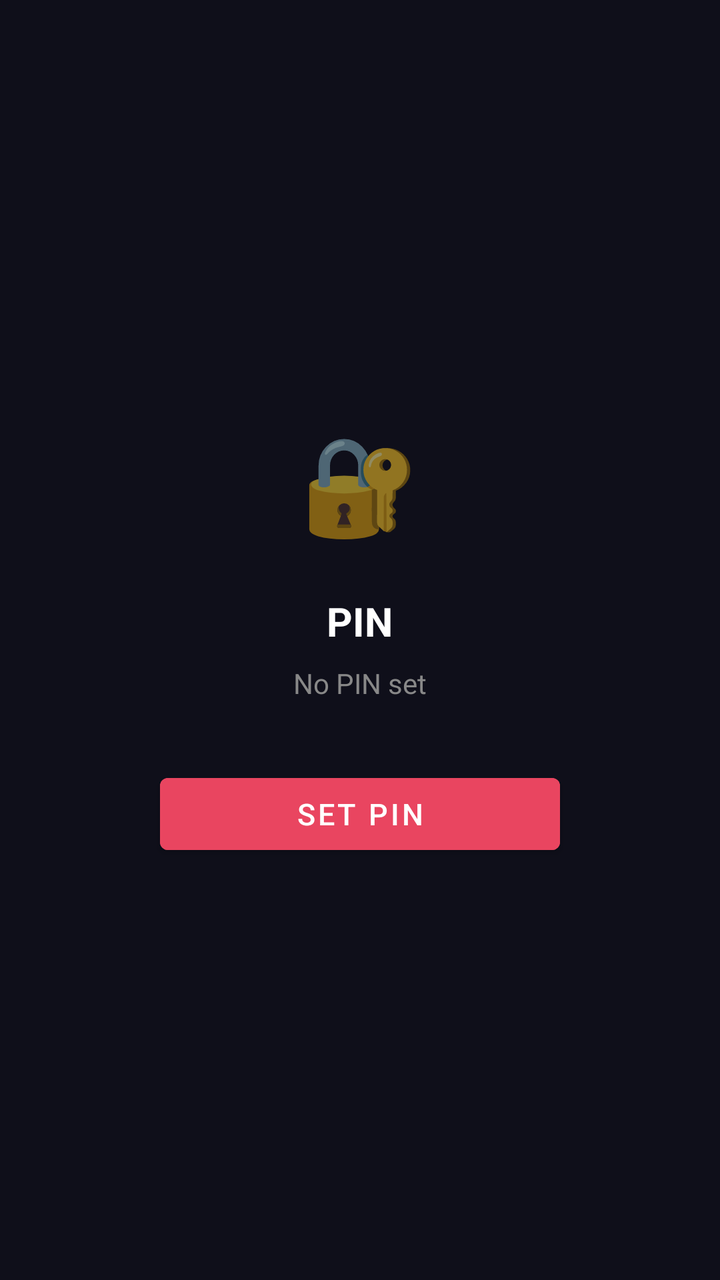
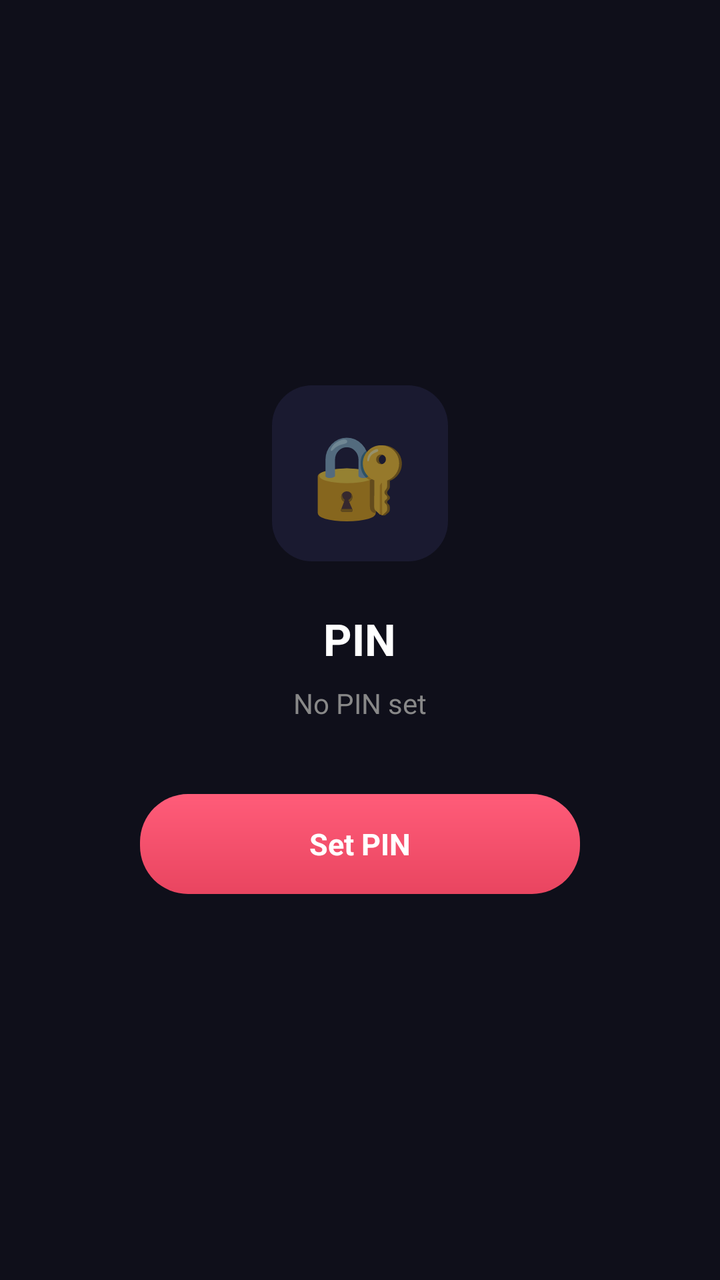

Two renders of the same Android screen: before a commit and after it. Below are the layout's source before the change and the commit's diff.
<!-- AndroidManifest.xml: application theme Theme.ITNSecureBrowser -->
<!-- res/layout/fragment_pin.xml -->
<?xml version="1.0" encoding="utf-8"?>
<LinearLayout xmlns:android="http://schemas.android.com/apk/res/android"
    android:layout_width="match_parent"
    android:layout_height="match_parent"
    android:orientation="vertical"
    android:gravity="center"
    android:padding="32dp"
    android:background="#0F0F1A">

    <TextView
        android:layout_width="wrap_content"
        android:layout_height="wrap_content"
        android:text="🔐"
        android:textSize="48sp"
        android:layout_marginBottom="24dp" />

    <TextView
        android:layout_width="wrap_content"
        android:layout_height="wrap_content"
        android:text="@string/tab_pin"
        android:textColor="@color/text_primary"
        android:textSize="20sp"
        android:textStyle="bold"
        android:layout_marginBottom="8dp" />

    <TextView
        android:id="@+id/pinStatusText"
        android:layout_width="wrap_content"
        android:layout_height="wrap_content"
        android:text="@string/pin_status_none"
        android:textColor="#888888"
        android:textSize="14sp"
        android:layout_marginBottom="32dp" />

    <Button
        android:id="@+id/btnSetPin"
        android:layout_width="200dp"
        android:layout_height="48dp"
        android:text="@string/btn_set_pin"
        android:backgroundTint="@color/accent"
        android:textColor="#FFFFFF"
        android:textSize="15sp" />

    <Button
        android:id="@+id/btnClearPin"
        android:layout_width="200dp"
        android:layout_height="48dp"
        android:layout_marginTop="12dp"
        android:text="@string/btn_clear_pin"
        android:backgroundTint="#2A2A4A"
        android:textColor="#888888"
        android:textSize="15sp"
        android:visibility="gone" />

</LinearLayout>
<!-- resources referenced by this layout -->
<resources>
  <color name="accent">#E94560</color>
  <color name="text_primary">#FFFFFF</color>
  <string name="btn_clear_pin">Remove PIN</string>
  <string name="btn_set_pin">Set PIN</string>
  <string name="pin_status_none">No PIN set</string>
  <string name="tab_pin">PIN</string>
  <style name="Theme.ITNSecureBrowser" parent="Theme.MaterialComponents.DayNight.NoActionBar">
          <item name="colorPrimary">@color/tab_active</item>
          <item name="colorPrimaryVariant">@color/bg_tab_bar</item>
          <item name="colorOnPrimary">@color/text_primary</item>
          <item name="colorSecondary">@color/accent</item>
          <item name="colorOnSecondary">@color/text_primary</item>
          <item name="android:windowBackground">@color/bg_toolbar</item>
          <item name="android:statusBarColor">@color/bg_tab_bar</item>
          <item name="android:navigationBarColor">@color/bg_tab_bar</item>
          <item name="android:windowLightStatusBar">false</item>
      </style>
  <color name="tab_active">#0F3460</color>
  <color name="bg_tab_bar">#1A1A2E</color>
  <color name="bg_toolbar">#16213E</color>
</resources>

<!-- the commit's change to res/layout/fragment_pin.xml (unified diff, before → after) -->
@@ -5,21 +5,29 @@
     android:orientation="vertical"
     android:gravity="center"
     android:padding="32dp"
-    android:background="#0F0F1A">
+    android:background="@color/bg_page">
 
-    <TextView
-        android:layout_width="wrap_content"
-        android:layout_height="wrap_content"
-        android:text="🔐"
-        android:textSize="48sp"
-        android:layout_marginBottom="24dp" />
+    
+    <FrameLayout
+        android:layout_width="88dp"
+        android:layout_height="88dp"
+        android:background="@drawable/bg_empty_state_card"
+        android:layout_marginBottom="24dp">
+
+        <TextView
+            android:layout_width="wrap_content"
+            android:layout_height="wrap_content"
+            android:text="🔐"
+            android:textSize="40sp"
+            android:layout_gravity="center" />
+    </FrameLayout>
 
     <TextView
         android:layout_width="wrap_content"
         android:layout_height="wrap_content"
         android:text="@string/tab_pin"
         android:textColor="@color/text_primary"
-        android:textSize="20sp"
+        android:textSize="22sp"
         android:textStyle="bold"
         android:layout_marginBottom="8dp" />
 
@@ -28,28 +36,35 @@
         android:layout_width="wrap_content"
         android:layout_height="wrap_content"
         android:text="@string/pin_status_none"
-        android:textColor="#888888"
+        android:textColor="@color/text_secondary"
         android:textSize="14sp"
-        android:layout_marginBottom="32dp" />
+        android:layout_marginBottom="36dp" />
 
-    <Button
+    <TextView
         android:id="@+id/btnSetPin"
-        android:layout_width="200dp"
-        android:layout_height="48dp"
+        android:layout_width="220dp"
+        android:layout_height="50dp"
         android:text="@string/btn_set_pin"
-        android:backgroundTint="@color/accent"
+        android:background="@drawable/bg_button_primary"
         android:textColor="#FFFFFF"
-        android:textSize="15sp" />
+        android:textSize="15sp"
+        android:textStyle="bold"
+        android:gravity="center"
+        android:clickable="true"
+        android:focusable="true" />
 
-    <Button
+    <TextView
         android:id="@+id/btnClearPin"
-        android:layout_width="200dp"
-        android:layout_height="48dp"
+        android:layout_width="220dp"
+        android:layout_height="50dp"
         android:layout_marginTop="12dp"
         android:text="@string/btn_clear_pin"
-        android:backgroundTint="#2A2A4A"
-        android:textColor="#888888"
+        android:background="@drawable/bg_button_secondary"
+        android:textColor="@color/text_secondary"
         android:textSize="15sp"
+        android:gravity="center"
+        android:clickable="true"
+        android:focusable="true"
         android:visibility="gone" />
 
 </LinearLayout>
<!-- resource entries referenced after the edit -->
@@ -1,7 +1,59 @@
 <!-- resources referenced by this layout -->
 <resources>
+  <color name="bg_page">#0F0F1A</color>
   <color name="accent">#E94560</color>
+  <color name="bg_field">#252545</color>
+  <color name="bg_card_stroke">#2E2E52</color>
+  <color name="empty_icon_bg">#1A1A30</color>
   <color name="text_primary">#FFFFFF</color>
+  <color name="text_secondary">#888888</color>
+  <!-- drawable bg_button_primary (drawable) -->
+  <?xml version="1.0" encoding="utf-8"?>
+  <ripple xmlns:android="http://schemas.android.com/apk/res/android"
+      android:color="#33FFFFFF">
+      <item>
+          <shape android:shape="rectangle">
+              <corners android:radius="24dp" />
+              <gradient
+                  android:angle="270"
+                  android:startColor="#FF5C79"
+                  android:endColor="@color/accent" />
+          </shape>
+      </item>
+      <item android:id="@android:id/mask">
+          <shape android:shape="rectangle">
+              <corners android:radius="24dp" />
+              <solid android:color="#FFFFFF" />
+          </shape>
+      </item>
+  </ripple>
+  <!-- drawable bg_button_secondary (drawable) -->
+  <?xml version="1.0" encoding="utf-8"?>
+  <ripple xmlns:android="http://schemas.android.com/apk/res/android"
+      android:color="#22FFFFFF">
+      <item>
+          <shape android:shape="rectangle">
+              <corners android:radius="24dp" />
+              <solid android:color="@color/bg_field" />
+              <stroke
+                  android:width="1dp"
+                  android:color="@color/bg_card_stroke" />
+          </shape>
+      </item>
+      <item android:id="@android:id/mask">
+          <shape android:shape="rectangle">
+              <corners android:radius="24dp" />
+              <solid android:color="#FFFFFF" />
+          </shape>
+      </item>
+  </ripple>
+  <!-- drawable bg_empty_state_card (drawable) -->
+  <?xml version="1.0" encoding="utf-8"?>
+  <shape xmlns:android="http://schemas.android.com/apk/res/android"
+      android:shape="rectangle">
+      <corners android:radius="20dp" />
+      <solid android:color="@color/empty_icon_bg" />
+  </shape>
   <string name="btn_clear_pin">Remove PIN</string>
   <string name="btn_set_pin">Set PIN</string>
   <string name="pin_status_none">No PIN set</string>
